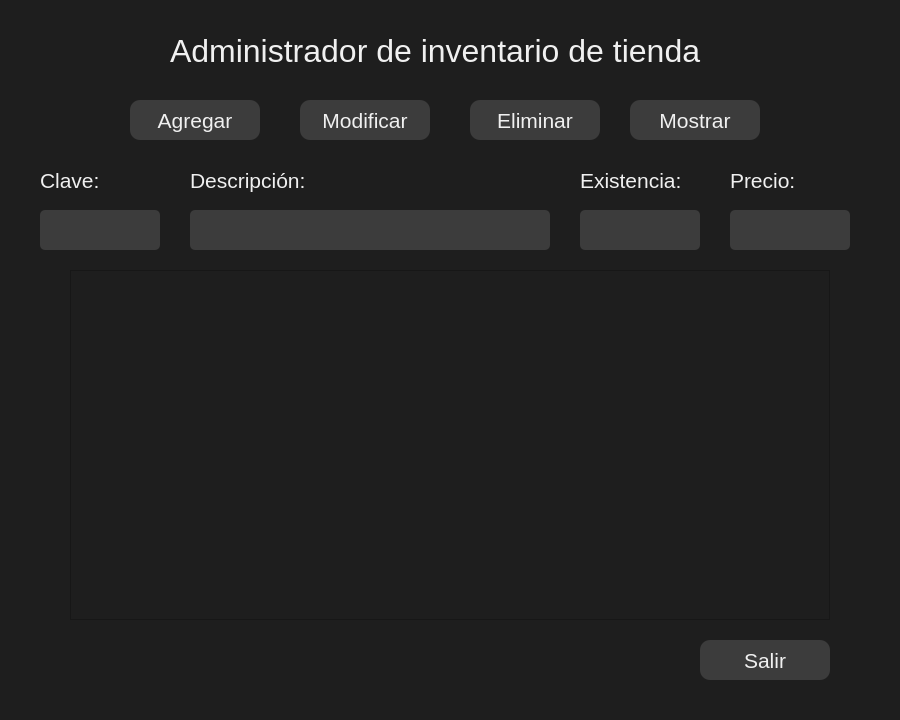
Qt form UI/main.ui (SantRR/devapp_proyecto) before a commit.
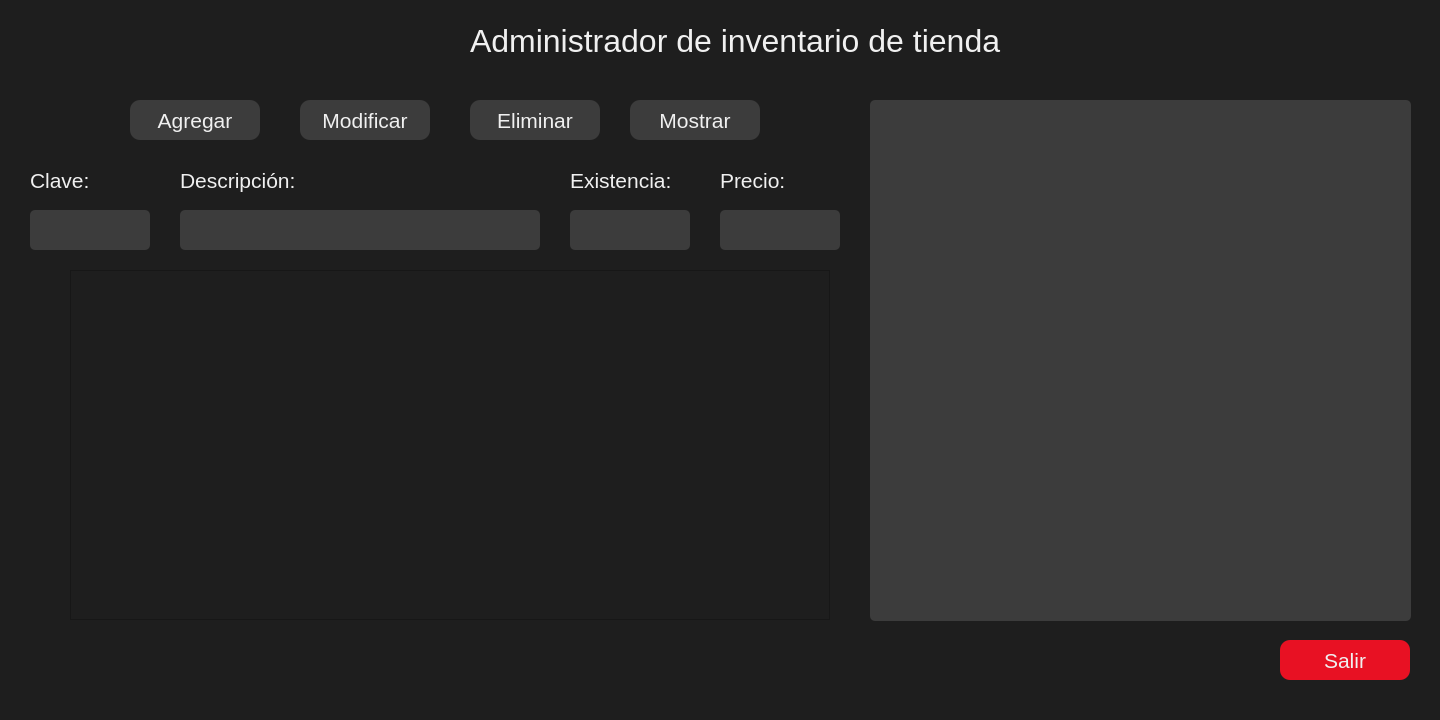
The same form after that commit.

Commit message: feat(consola): añadir consola de funciones y operaciones

```diff
--- a/UI/main.ui
+++ b/UI/main.ui
@@ -6,7 +6,7 @@
    <rect>
     <x>0</x>
     <y>0</y>
-    <width>900</width>
+    <width>1440</width>
     <height>720</height>
    </rect>
   </property>
@@ -20,8 +20,8 @@
    <widget class="QLabel" name="lbl_titulo">
     <property name="geometry">
      <rect>
-      <x>170</x>
-      <y>20</y>
+      <x>470</x>
+      <y>10</y>
       <width>551</width>
       <height>61</height>
      </rect>
@@ -75,7 +75,7 @@
    <widget class="QLabel" name="lbl_clave">
     <property name="geometry">
      <rect>
-      <x>40</x>
+      <x>30</x>
       <y>160</y>
       <width>120</width>
       <height>40</height>
@@ -100,7 +100,7 @@
     </property>
     <property name="geometry">
      <rect>
-      <x>190</x>
+      <x>180</x>
       <y>210</y>
       <width>360</width>
       <height>40</height>
@@ -130,7 +130,7 @@
     </property>
     <property name="geometry">
      <rect>
-      <x>40</x>
+      <x>30</x>
       <y>210</y>
       <width>120</width>
       <height>40</height>
@@ -157,7 +157,7 @@
     </property>
     <property name="geometry">
      <rect>
-      <x>580</x>
+      <x>570</x>
       <y>210</y>
       <width>120</width>
       <height>40</height>
@@ -184,7 +184,7 @@
     </property>
     <property name="geometry">
      <rect>
-      <x>730</x>
+      <x>720</x>
       <y>210</y>
       <width>120</width>
       <height>40</height>
@@ -208,7 +208,7 @@
    <widget class="QLabel" name="lbl_descripcion">
     <property name="geometry">
      <rect>
-      <x>190</x>
+      <x>180</x>
       <y>160</y>
       <width>161</width>
       <height>40</height>
@@ -230,7 +230,7 @@
    <widget class="QLabel" name="lbl_existencia">
     <property name="geometry">
      <rect>
-      <x>580</x>
+      <x>570</x>
       <y>160</y>
       <width>120</width>
       <height>40</height>
@@ -252,7 +252,7 @@
    <widget class="QLabel" name="lbl_precio">
     <property name="geometry">
      <rect>
-      <x>730</x>
+      <x>720</x>
       <y>160</y>
       <width>120</width>
       <height>40</height>
@@ -364,7 +364,7 @@
    <widget class="QPushButton" name="btn_salir">
     <property name="geometry">
      <rect>
-      <x>700</x>
+      <x>1280</x>
       <y>640</y>
       <width>130</width>
       <height>40</height>
@@ -383,7 +383,7 @@
      <bool>false</bool>
     </property>
     <property name="styleSheet">
-     <string notr="true">background-color: rgb(60, 60, 60);
+     <string notr="true">background-color: rgb(232, 17, 35);
 color: rgb(240, 240, 240);
 border-radius: 10px;</string>
     </property>
@@ -404,6 +404,24 @@
      <enum>QAbstractScrollArea::AdjustToContentsOnFirstShow</enum>
     </property>
    </widget>
+   <widget class="QTextEdit" name="txt_consola">
+    <property name="geometry">
+     <rect>
+      <x>870</x>
+      <y>100</y>
+      <width>541</width>
+      <height>521</height>
+     </rect>
+    </property>
+    <property name="styleSheet">
+     <string notr="true">background-color: rgb(60, 60, 60);
+color: rgb(240, 240, 240);
+border-radius: 5px;</string>
+    </property>
+    <property name="readOnly">
+     <bool>true</bool>
+    </property>
+   </widget>
   </widget>
   <widget class="QMenuBar" name="menubar">
    <property name="geometry">
```
Left out of the diff: 4 changed lines with no effect on the pictures. The commit also changes 1 other file.
